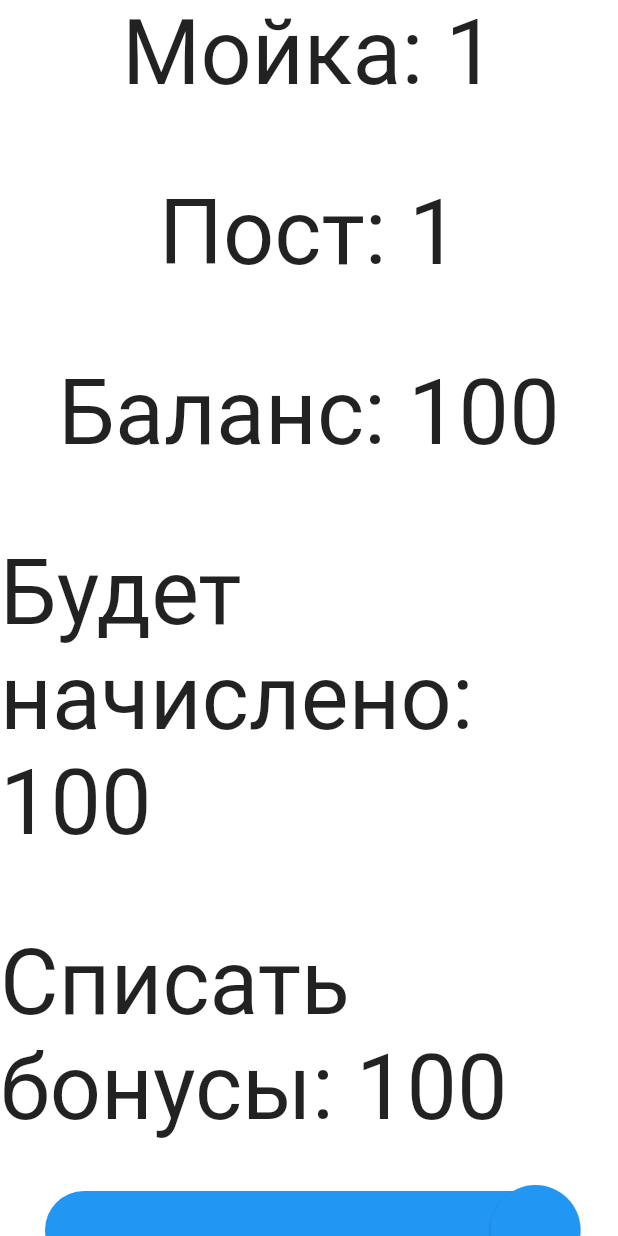
After one commit to OpenRbt/share_business_fe, a Flutter app: the Debit screen opened by its route, on a phone screen of 412 x 824 dp. The commit adds this screen. Run offline on Flutter 3.47's test engine with Material 2 defaults, Android fonts, the phone set to English and light mode, and no system bars; our stand-ins replace routemaster.

Commit message:
Debit page added

```diff
--- a/lib/main.dart
+++ b/lib/main.dart
@@ -1,10 +1,12 @@
 import 'package:flutter/material.dart';
 import 'package:routemaster/routemaster.dart';
+import 'package:share_buisness_front_end/pages/debit.dart';
 import 'package:share_buisness_front_end/pages/login.dart';
 
 final routes = RouteMap(
     routes: {
       '/': (_) => MaterialPage(child: Login()),
+      '/debit': (_) => MaterialPage(child: Debit()),
     }
 );
 
--- /dev/null
+++ b/lib/pages/debit.dart
@@ -0,0 +1,97 @@
+import 'package:flutter/cupertino.dart';
+import 'package:flutter/material.dart';
+
+class Debit extends StatefulWidget {
+  const Debit({Key? key}) : super(key: key);
+
+  @override
+  State<Debit> createState() => _DebitState();
+}
+
+class _DebitState extends State<Debit> {
+
+  late var wash = "1";
+  late var post = "1";
+  late var balance = 100;
+  late var bonus = 100.0;
+  late var _currentSliderValue = bonus;
+
+  @override
+  Widget build(BuildContext context) {
+    return Scaffold(
+        backgroundColor: Colors.white70,
+        body: SafeArea(
+          child: Center(
+            child: Column(
+              children: [
+                Text("Мойка: " + wash, style: TextStyle(fontSize: 60)),
+                SizedBox(height: 50),
+                Text("Пост: " + post, style: TextStyle(fontSize: 60)),
+                SizedBox(height: 50),
+                Text("Баланс: " + balance.toString(), style: TextStyle(fontSize: 60)),
+                SizedBox(height: 50),
+                Text("Будет начислено: " + balance.toString(), style: TextStyle(fontSize: 60)),
+                SizedBox(height: 50),
+                Text("Списать бонусы: " +  _currentSliderValue.toInt().toString(), style: TextStyle(fontSize: 60)),
+                SizedBox(height: 30),
+                SliderTheme(
+                    data: SliderThemeData(
+                      trackHeight: 50,
+                      thumbShape: RoundSliderThumbShape(enabledThumbRadius: 30),
+                      valueIndicatorShape: PaddleSliderValueIndicatorShape(),
+                        valueIndicatorTextStyle: TextStyle(
+                          fontSize: 1,
+                          color: Colors.white,
+                        )
+                    ),
+                    child: Slider(
+                      value: _currentSliderValue,
+                      max: bonus,
+                      divisions: bonus.toInt(),
+                      label: _currentSliderValue.round().toString(),
+                      onChanged: (double value) {
+                        setState(() {
+                          _currentSliderValue = value;
+                        });
+                      },
+                    )
+                ),
+                SizedBox(height: 600),
+                Row(
+                  children: [
+                    SizedBox(
+                        height: 200,
+                        width: 350,
+                        child: Container(
+                          margin: const EdgeInsets.only(left: 50.0),
+                          child: ElevatedButton(
+                            style: ButtonStyle(
+                            ),
+                            onPressed: () => {},
+                            child: Text("Отмена", style: TextStyle(fontSize: 60),),
+                          ),
+                        )
+                    ),
+                    SizedBox(width: 200),
+                    SizedBox(
+                        height: 200,
+                        width: 350,
+                        child: Container(
+                            margin: const EdgeInsets.only(right: 50.0),
+                          child: ElevatedButton(
+                            style: ButtonStyle(
+                            ),
+                            onPressed: () => {},
+                            child: Text("ОК", style: TextStyle(fontSize: 60),),
+                          ),
+                        )
+                    ),
+                  ],
+                )
+              ],
+            )
+    )
+        )
+    );
+  }
+}
```
